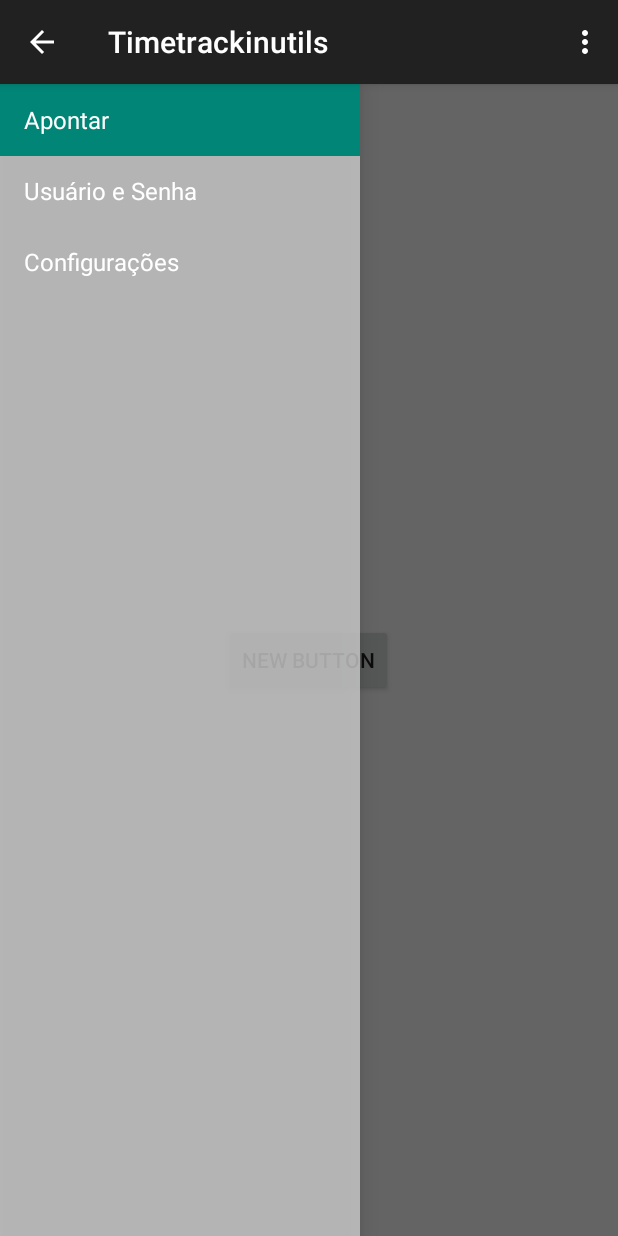
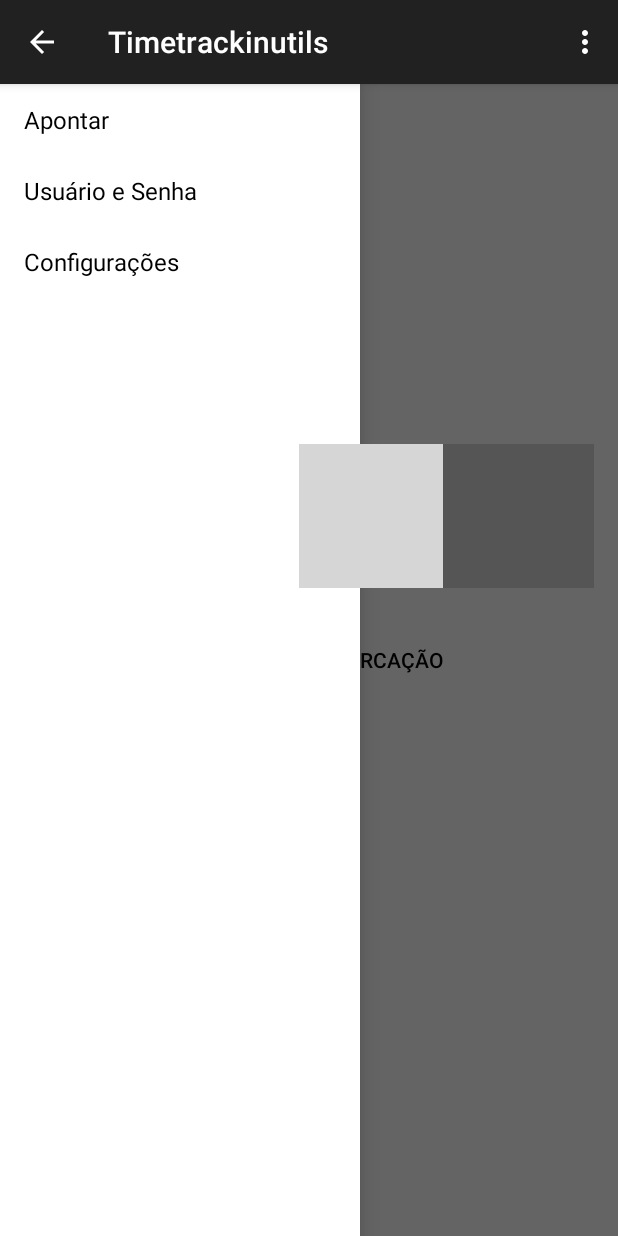
Before and after one commit to paulocn/timetrackinutils, an Android app: the screen it shows after launch (MainActivity), on a phone screen of 412 x 824 dp. Run offline under Robolectric (Android 15) with nearby library versions, the phone set to English and light mode, and no system bars; 2 statements that could not run were skipped; grey boxes are pictures that could not be loaded.

Commit message:
a little design, still accepting all SSL certificates

```diff
--- a/app/src/main/java/ciandt/timetrackinutils/NavigationDrawerFragment.java
+++ b/app/src/main/java/ciandt/timetrackinutils/NavigationDrawerFragment.java
@@ -99,7 +99,7 @@ public class NavigationDrawerFragment extends Fragment {
         });
         mDrawerListView.setAdapter(new ArrayAdapter<String>(
                 getActionBar().getThemedContext(),
-                android.R.layout.simple_list_item_activated_1,
+                R.layout.drawerlistviewappearance,
                 android.R.id.text1,
                 new String[]{
                         getString(R.string.title_section1),
@@ -191,7 +191,8 @@ public class NavigationDrawerFragment extends Fragment {
     private void selectItem(int position) {
         mCurrentSelectedPosition = position;
         if (mDrawerListView != null) {
-            mDrawerListView.setItemChecked(position, true);
+            //mDrawerListView.setSelected(true);
+            //mDrawerListView.setItemChecked(position, true);
         }
         if (mDrawerLayout != null) {
             mDrawerLayout.closeDrawer(mFragmentContainerView);
--- /dev/null
+++ b/app/src/main/res/drawable/drawerlistselector.xml
@@ -0,0 +1,25 @@
+<?xml version="1.0" encoding="utf-8"?>
+<selector xmlns:android="http://schemas.android.com/apk/res/android">
+
+    <item android:state_activated="false">
+        <shape android:shape="rectangle">
+            <solid android:color="#39C5CE" />
+        </shape>
+    </item>
+    <item android:state_pressed="true">
+        <shape android:shape="rectangle">
+            <solid android:color="#94EDF4" />
+        </shape>
+    </item>
+    <item android:state_activated="true">
+        <shape android:shape="rectangle">
+            <solid android:color="#94EDF4" />
+        </shape>
+    </item>
+    <item>
+        <shape android:shape="rectangle">
+            <solid android:color="#39C5CE" />
+        </shape>
+    </item>
+
+</selector>
--- a/app/src/main/res/layout/drawer_main.xml
+++ b/app/src/main/res/layout/drawer_main.xml
@@ -2,4 +2,5 @@
     xmlns:tools="http://schemas.android.com/tools" android:layout_width="match_parent"
     android:layout_height="match_parent" android:choiceMode="singleChoice"
     android:divider="@android:color/transparent" android:dividerHeight="0dp"
-    android:background="#cccc" tools:context=".NavigationDrawerFragment" />
+    android:listSelector="@drawable/drawerlistselector"
+    android:background="@android:color/white" tools:context=".NavigationDrawerFragment" />
--- /dev/null
+++ b/app/src/main/res/layout/drawerlistviewappearance.xml
@@ -0,0 +1,13 @@
+<?xml version="1.0" encoding="utf-8"?>
+
+<TextView xmlns:android="http://schemas.android.com/apk/res/android"
+    android:id="@android:id/text1"
+    android:layout_width="match_parent"
+    android:layout_height="wrap_content"
+    android:textColor="@android:color/black"
+    android:textAppearance="?android:attr/textAppearanceListItemSmall"
+    android:gravity="center_vertical"
+    android:paddingStart="?android:attr/listPreferredItemPaddingStart"
+    android:paddingEnd="?android:attr/listPreferredItemPaddingEnd"
+    android:background="@android:color/transparent"
+    android:minHeight="?android:attr/listPreferredItemHeightSmall" />
--- a/app/src/main/res/layout/fragment_main.xml
+++ b/app/src/main/res/layout/fragment_main.xml
@@ -10,12 +10,32 @@
         android:layout_height="wrap_content" />
 
     <Button
+
+        android:drawableLeft="@drawable/btok"
+        android:textColor="#000000"
+        android:drawablePadding="5sp"
+        android:background="@android:color/transparent"
         android:layout_width="wrap_content"
         android:layout_height="wrap_content"
-        android:text="New Button"
+        android:text="@string/string_marcacao"
         android:id="@+id/button"
         android:onClick="actionApontar"
         android:layout_centerVertical="true"
         android:layout_centerHorizontal="true" />
 
+    <ImageView
+        android:layout_width="match_parent"
+        android:layout_height="wrap_content"
+        android:id="@+id/imageView"
+        android:layout_above="@+id/button"
+        android:background="@drawable/fundo_tt" />
+
+    <ImageView
+        android:layout_width="wrap_content"
+        android:layout_height="wrap_content"
+        android:id="@+id/imageView2"
+        android:background="@drawable/relogio_tt"
+        android:layout_alignTop="@id/imageView"
+        android:layout_alignEnd="@id/button" />
+
 </RelativeLayout>
--- a/app/src/main/res/values/strings.xml
+++ b/app/src/main/res/values/strings.xml
@@ -4,6 +4,8 @@
     <string name="title_section1">Apontar</string>
     <string name="title_section2">Usuário e Senha</string>
     <string name="title_section3">Configurações</string>
+
+    <string name="string_marcacao">Marcação</string>
 
     <string name="navigation_drawer_open">Abrir a navigation drawer</string>
     <string name="navigation_drawer_close">Fechar a navigation drawer</string>
```
